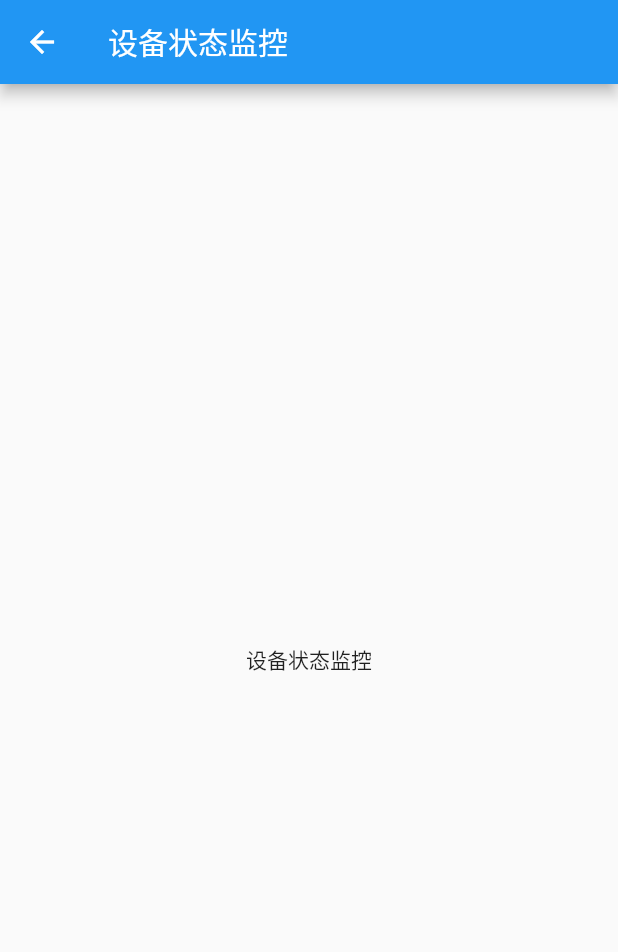
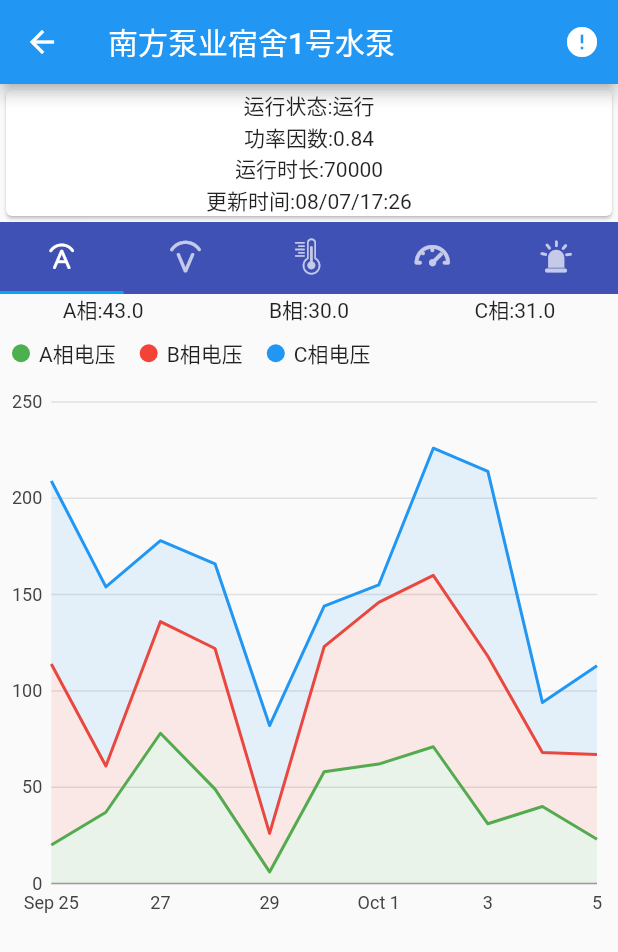
Before and after one commit to yc199609/easy_raotating, a Flutter app: the StatusPage screen opened directly, on a phone screen of 412 x 824 dp. Shown: the top 952 px of the screen. Run offline on Flutter 3.47's test engine with Material 2 defaults, Android fonts, the phone set to English and light mode, and no system bars; our stand-ins replace charts_flutter, flutter_screenutil, flutter_slidable, flutter_svg; network calls fail.

Commit message:
:bento: 引入了新的字体图标 :chart_with_upwards_trend: 添加新的图表

```diff
--- /dev/null
+++ b/lib/components/myIcons.dart
@@ -0,0 +1,52 @@
+import 'package:flutter/material.dart';
+
+class MyIcons{
+  // current 电流
+  static const IconData current = const IconData(
+    0xe731,
+    fontFamily: 'myIcon',
+    matchTextDirection: true
+  );
+  // traffic 流量
+  static const IconData traffic = const IconData(
+    0xe608,
+    fontFamily: 'myIcon',
+    matchTextDirection: true
+  );
+  // vibration 振动
+  static const IconData vibration = const IconData(
+    0xe657,
+    fontFamily: 'myIcon',
+    matchTextDirection: true
+  );
+  // pressure 压力
+  static const IconData pressure = const IconData(
+    0xe600,
+    fontFamily: 'myIcon',
+    matchTextDirection: true
+  );
+  // voltage 电压
+  static const IconData voltage = const IconData(
+    0xe601,
+    fontFamily: 'myIcon',
+    matchTextDirection: true
+  );
+  // temperature 温度
+  static const IconData temperature = const IconData(
+    0xe6a3,
+    fontFamily: 'myIcon',
+    matchTextDirection: true
+  );
+  // warn 报警
+  static const IconData warn = const IconData(
+    0xe60b,
+    fontFamily: 'myIcon',
+    matchTextDirection: true
+  );
+  // user 用户
+  static const IconData user = const IconData(
+    0xe626,
+    fontFamily: 'myIcon',
+    matchTextDirection: true
+  );
+}
--- a/lib/pages/home_page/index.dart
+++ b/lib/pages/home_page/index.dart
@@ -1,6 +1,6 @@
 import 'package:flutter/material.dart';
 import 'package:flutter_screenutil/flutter_screenutil.dart';
-import './status_page.dart';
+import './status/index.dart';
 import '../../components/myExpansionTile.dart';
 
 class HomePage extends StatefulWidget {
@@ -24,7 +24,9 @@ class _HomePageState extends State<HomePage> {
   Widget build(BuildContext context) {
     ScreenUtil.instance = ScreenUtil(width: 750, height: 1334)..init(context);
     return Scaffold(
-      appBar: AppBar(title: Text('设备状态监控')),
+      appBar: AppBar(
+        title: Text('设备状态监控'),
+      ),
       backgroundColor: Color.fromRGBO(244, 245, 245, 1.0),
       body: ListView(
         children: <Widget>[
--- /dev/null
+++ b/lib/pages/home_page/status/current.dart
@@ -0,0 +1,132 @@
+import 'package:flutter/material.dart';
+import 'package:flutter_screenutil/flutter_screenutil.dart';
+import 'package:charts_flutter/flutter.dart' as charts;
+import 'dart:math';
+
+
+class Current extends StatelessWidget {
+  @override
+  Widget build(BuildContext context) {
+    ScreenUtil.instance = ScreenUtil(width: 750, height: 1334)..init(context);
+    return Container(
+      height: ScreenUtil().setHeight(80),
+      child: Column(
+        children: <Widget>[
+          Row(
+            mainAxisAlignment: MainAxisAlignment.spaceAround,
+            children: <Widget>[
+              Text('A相:43.0'),
+              Text('B相:30.0'),
+              Text('C相:31.0')
+            ],
+          ),
+          Container(
+            height: 400,
+            child: CustomMeasureTickCount.withRandomData(),
+          )
+        ],
+      ),
+    );
+  }
+}
+
+class CustomMeasureTickCount extends StatelessWidget {
+  final List<charts.Series> seriesList;
+  final bool animate;
+
+  CustomMeasureTickCount(this.seriesList, {this.animate});
+
+
+  factory CustomMeasureTickCount.withRandomData() {
+    return new CustomMeasureTickCount(_createRandomData());
+  }
+
+  static List<charts.Series<MyRow, DateTime>> _createRandomData() {
+    final random = new Random();
+
+    final data1 = [
+      new MyRow(new DateTime(2017, 9, 25), random.nextInt(100)),
+      new MyRow(new DateTime(2017, 9, 26), random.nextInt(100)),
+      new MyRow(new DateTime(2017, 9, 27), random.nextInt(100)),
+      new MyRow(new DateTime(2017, 9, 28), random.nextInt(100)),
+      new MyRow(new DateTime(2017, 9, 29), random.nextInt(100)),
+      new MyRow(new DateTime(2017, 9, 30), random.nextInt(100)),
+      new MyRow(new DateTime(2017, 10, 01), random.nextInt(100)),
+      new MyRow(new DateTime(2017, 10, 02), random.nextInt(100)),
+      new MyRow(new DateTime(2017, 10, 03), random.nextInt(100)),
+      new MyRow(new DateTime(2017, 10, 04), random.nextInt(100)),
+      new MyRow(new DateTime(2017, 10, 05), random.nextInt(100)),
+    ];
+
+    final data2 = [
+      new MyRow(new DateTime(2017, 9, 25), random.nextInt(100)),
+      new MyRow(new DateTime(2017, 9, 26), random.nextInt(100)),
+      new MyRow(new DateTime(2017, 9, 27), random.nextInt(100)),
+      new MyRow(new DateTime(2017, 9, 28), random.nextInt(100)),
+      new MyRow(new DateTime(2017, 9, 29), random.nextInt(100)),
+      new MyRow(new DateTime(2017, 9, 30), random.nextInt(100)),
+      new MyRow(new DateTime(2017, 10, 01), random.nextInt(100)),
+      new MyRow(new DateTime(2017, 10, 02), random.nextInt(100)),
+      new MyRow(new DateTime(2017, 10, 03), random.nextInt(100)),
+      new MyRow(new DateTime(2017, 10, 04), random.nextInt(100)),
+      new MyRow(new DateTime(2017, 10, 05), random.nextInt(100)),
+    ];
+
+    final data3 = [
+      new MyRow(new DateTime(2017, 9, 25), random.nextInt(100)),
+      new MyRow(new DateTime(2017, 9, 26), random.nextInt(100)),
+      new MyRow(new DateTime(2017, 9, 27), random.nextInt(100)),
+      new MyRow(new DateTime(2017, 9, 28), random.nextInt(100)),
+      new MyRow(new DateTime(2017, 9, 29), random.nextInt(100)),
+      new MyRow(new DateTime(2017, 9, 30), random.nextInt(100)),
+      new MyRow(new DateTime(2017, 10, 01), random.nextInt(100)),
+      new MyRow(new DateTime(2017, 10, 02), random.nextInt(100)),
+      new MyRow(new DateTime(2017, 10, 03), random.nextInt(100)),
+      new MyRow(new DateTime(2017, 10, 04), random.nextInt(100)),
+      new MyRow(new DateTime(2017, 10, 05), random.nextInt(100)),
+    ];
+
+    return [
+      new charts.Series<MyRow, DateTime>(
+        id: 'A相电压',
+        colorFn: (_, __) => charts.MaterialPalette.green.shadeDefault,
+        domainFn: (MyRow row, _) => row.timeStamp,
+        measureFn: (MyRow row, _) => row.cost,
+        data: data1,
+      ),
+      new charts.Series<MyRow, DateTime>(
+        colorFn: (_, __) => charts.MaterialPalette.red.shadeDefault,
+        id: 'B相电压',
+        domainFn: (MyRow row, _) => row.timeStamp,
+        measureFn: (MyRow row, _) => row.cost,
+        data: data2,
+      ),
+      new charts.Series<MyRow, DateTime>(
+        id: 'C相电压',
+        colorFn: (_, __) => charts.MaterialPalette.blue.shadeDefault,
+        domainFn: (MyRow row, _) => row.timeStamp,
+        measureFn: (MyRow row, _) => row.cost,
+        data: data3,
+      )
+    ];
+  }
+
+  @override
+  Widget build(BuildContext context) {
+    return new charts.TimeSeriesChart(seriesList,
+      animate: animate,
+      primaryMeasureAxis: new charts.NumericAxisSpec(
+        tickProviderSpec:
+          new charts.BasicNumericTickProviderSpec(desiredTickCount: 6)
+      ),
+      defaultRenderer: new charts.LineRendererConfig(includeArea: true, stacked: true),
+      behaviors: [new charts.SeriesLegend()],
+    );
+  }
+}
+
+class MyRow {
+  final DateTime timeStamp;
+  final int cost;
+  MyRow(this.timeStamp, this.cost);
+}
--- /dev/null
+++ b/lib/pages/home_page/status/index.dart
@@ -0,0 +1,91 @@
+import 'package:flutter/material.dart';
+import 'package:flutter_screenutil/flutter_screenutil.dart';
+import '../../../components/myIcons.dart';
+import './current.dart';
+import './voltage.dart';
+import './temperature.dart';
+import './warn.dart';
+import './pressure.dart';
+
+class StatusPage extends StatefulWidget {
+  @override
+  _StatusPageState createState() => _StatusPageState();
+}
+
+class _StatusPageState extends State<StatusPage> with SingleTickerProviderStateMixin {
+
+  TabController _tabController;
+
+  @override
+  void initState() {
+    _tabController = TabController(length: 5, vsync: this);
+    super.initState();
+  }
+
+  @override
+  Widget build(BuildContext context) {
+    ScreenUtil.instance = ScreenUtil(width: 750, height: 1334)..init(context);
+    return Scaffold(
+      appBar: AppBar(
+        title: Text('南方泵业宿舍1号水泵'),
+        actions: <Widget>[
+          IconButton(
+            icon: Icon(Icons.error),
+            onPressed: (){
+              Navigator.of(context).pushNamed("/equipment_error");
+            },
+          )
+        ],
+      ),
+      body: Column(
+        children: <Widget>[
+          Card(
+            child:Container(
+              width: ScreenUtil().setWidth(750),
+              child: Column(
+                children: <Widget>[
+                  Text('运行状态:运行'),
+                  Text('功率因数:0.84'),
+                  Text('运行时长:70000'),
+                  Text('更新时间:08/07/17:26')
+                ],
+              )
+            )
+          ),
+          Expanded(
+            child: Column(
+              children: <Widget>[
+                Material(
+                  color: Colors.indigo,
+                  child: TabBar(
+                    indicatorColor:Colors.lightBlue,
+                    controller: _tabController,
+                    tabs: <Widget>[
+                      Tab(icon: Icon(MyIcons.current),),
+                      Tab(icon: Icon(MyIcons.voltage),),
+                      Tab(icon: Icon(MyIcons.temperature),),
+                      Tab(icon: Icon(MyIcons.pressure),),
+                      Tab(icon: Icon(MyIcons.warn),)
+                    ],
+                  ),
+                ),
+                Expanded(
+                  child: TabBarView(
+                    controller: _tabController,
+                    children: <Widget>[
+                      Current(),
+                      Voltage(),
+                      Temperature(),
+                      Pressure(),
+                      Warn()
+                    ],
+                  ),
+                )
+              ]
+            ),
+          )
+        ],
+      ),
+    );
+  }
+}
--- a/lib/pages/home_page/status_page.dart
+++ /dev/null
@@ -1,16 +0,0 @@
-import 'package:flutter/material.dart';
-import 'package:flutter_screenutil/flutter_screenutil.dart';
-
-class StatusPage extends StatelessWidget {
-  @override
-  Widget build(BuildContext context) {
-    return Scaffold(
-      appBar: AppBar(
-        title: Text('设备状态监控'),
-      ),
-      body: Center(
-        child: Text('设备状态监控'),
-      ),
-    );
-  }
-}
--- a/lib/pages/index.dart
+++ b/lib/pages/index.dart
@@ -1,8 +1,8 @@
 import 'package:flutter/material.dart';
-import 'package:flutter/cupertino.dart';
 import './shark_page/index.dart';
 import './user_page/index.dart';
 import './home_page/index.dart';
+import '../components/myIcons.dart';
 
 class Layout extends StatefulWidget {
   @override
@@ -18,11 +18,11 @@ class _LayoutState extends State<Layout> {
       title:Text('状态监控')
     ),
     BottomNavigationBarItem(
-      icon:Icon(CupertinoIcons.search),
+      icon:Icon(MyIcons.vibration),
       title:Text('震动监控')
     ),
     BottomNavigationBarItem(
-      icon:Icon(CupertinoIcons.profile_circled),
+      icon:Icon(MyIcons.user),
       title:Text('会员中心')
     ),
   ];
--- a/lib/router.dart
+++ b/lib/router.dart
@@ -4,7 +4,7 @@ import './pages/login_page/index.dart';
 import './pages/equipment_handover_page/index.dart';
 import './pages/chip_bind_page/index.dart';
 import './pages/vibration_curves_page/index.dart';
-// import './pages/chip_bind_detail_page/index.dart';
+import './pages/equipment_error_page/index.dart';
 
 
 final Map<String, WidgetBuilder> routeTable = {
@@ -13,7 +13,7 @@ final Map<String, WidgetBuilder> routeTable = {
   '/equipment_handover':(content) => EquipmentHandoverPage(),
   '/chip_bind':(content) => ChipBindPage(),
   '/vibration_curves':(content) => VibrationCurvesPage(),
-  // '/chip_bind_detail_page':(content) => ChipBindDetailPage()
+  '/equipment_error':(content) => EquipmentErrorPage()
 };
 
 // 动态生成路由
```
Also changed, not shown: lib/pages/equipment_error_page/detail/index.dart (added, +13 -0 lines), lib/pages/equipment_error_page/index.dart (added, +91 -0 lines), lib/pages/home_page/status/pressure.dart (added, +12 -0 lines), lib/pages/home_page/status/temperature.dart (added, +12 -0 lines), lib/pages/home_page/status/voltage.dart (added, +12 -0 lines), lib/pages/home_page/status/warn.dart (added, +12 -0 lines), lib/pages/vibration_curves_page/index.dart (+6 -6 lines), pubspec.yaml (+6 -6 lines), assets/fonts/iconfont.ttf (added).
